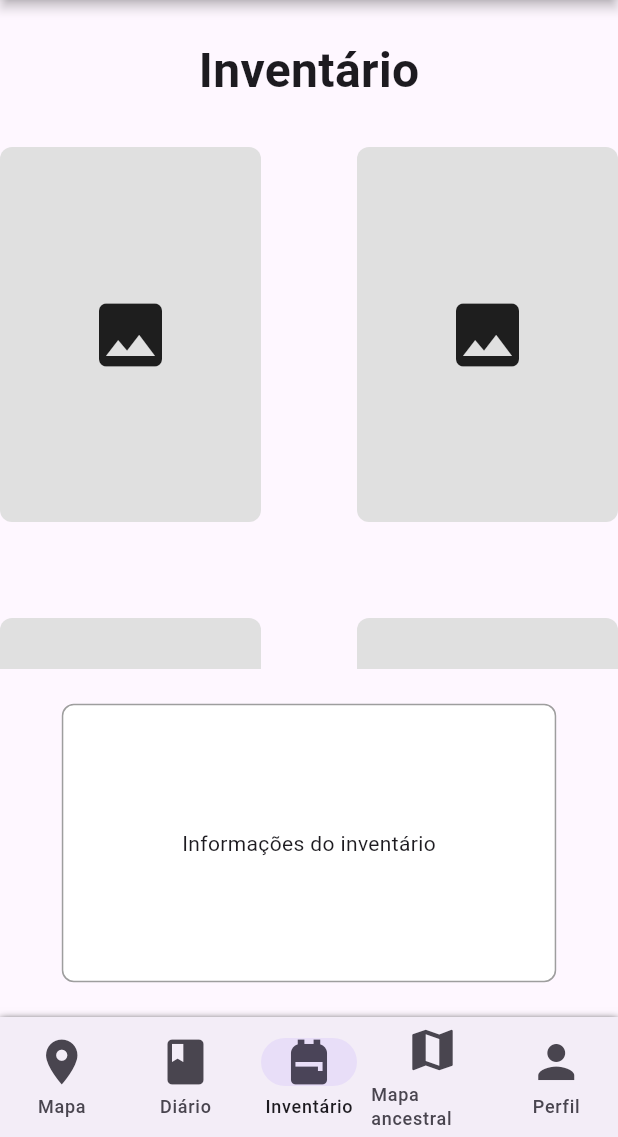
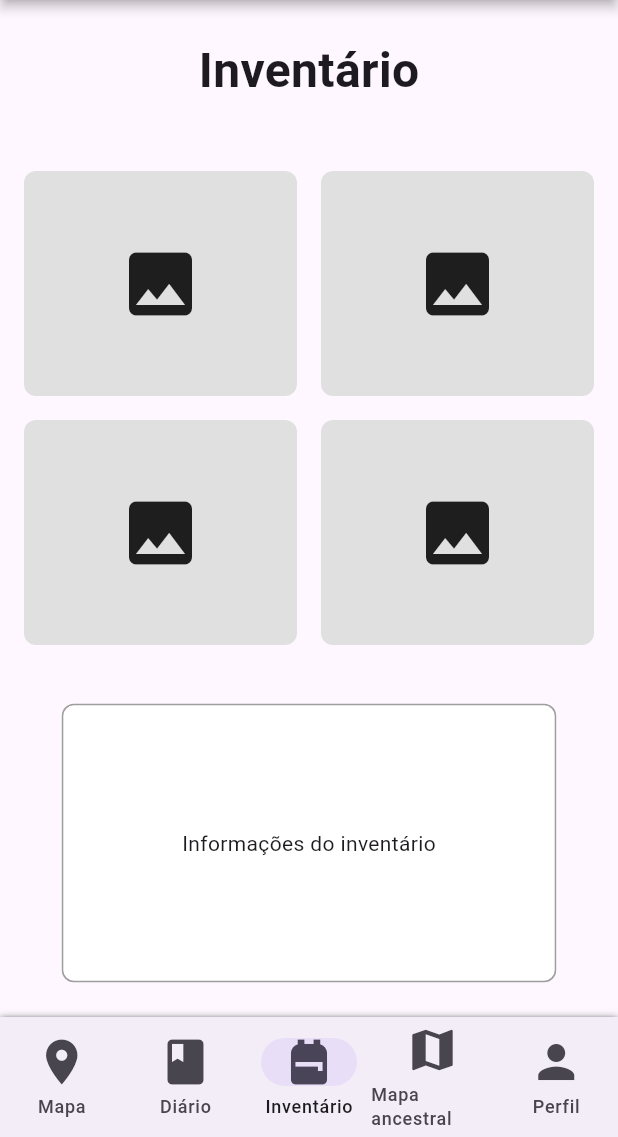
Before and after one commit to TinhoFZ/PI, a Flutter app: the screen it shows after launch, item 3 of the bottom bar chosen, on a phone screen of 412 x 824 dp, the part 99-1236 px from its top. Run offline on Flutter 3.47's test engine with Material 3 defaults, Android fonts, the phone set to English and light mode, and no system bars.

Commit message:
Grid do inventário melhorada
Agora a grid do inventário funciona em telas mobile de maneira melhor, seu tamanho escalando a partir do tamanho da tela.

```diff
--- a/lib/views/inventario.dart
+++ b/lib/views/inventario.dart
@@ -1,3 +1,5 @@
+import 'dart:math' as math;
+
 import 'package:flutter/material.dart';
 import '../views/inventario_tesouro.dart';
 
@@ -18,8 +20,6 @@ class _InventarioState extends State<Inventario> {
 
   @override
   Widget build(BuildContext context) {
-    final tamanhoTela = MediaQuery.sizeOf(context);
-    final pixelRatio = MediaQuery.devicePixelRatioOf(context);
 
     return Column(
       children: [
@@ -35,18 +35,28 @@ class _InventarioState extends State<Inventario> {
         ),
         Expanded(
           flex: 6,
-          child: Center(
-            child: SizedBox(
-              width: 564,
-              height: 564,
-              child: GridView.builder(
-                padding: const EdgeInsets.only(top: 0),
+          child: LayoutBuilder(
+            builder: (context, constraints) {
+
+              const padding = 16.0;
+              const spacing = 16.0;
+
+              final widthDisponivel = constraints.maxWidth - padding * 2;
+              final heightDisponivel = constraints.maxHeight - padding * 2;
+
+              final tamanhoBloco = math.min(
+                (widthDisponivel - spacing) / 2,
+                (heightDisponivel - spacing) / 2,
+              );
+
+              return GridView.builder(
+                padding: const EdgeInsets.all(padding),
                 physics: const NeverScrollableScrollPhysics(),
-                gridDelegate: const SliverGridDelegateWithFixedCrossAxisCount(
+                gridDelegate: SliverGridDelegateWithFixedCrossAxisCount(
                   crossAxisCount: 2,
-                  mainAxisSpacing: 64.0,
-                  crossAxisSpacing: 64.0,
-                  mainAxisExtent: 250.0,
+                  mainAxisSpacing: spacing,
+                  crossAxisSpacing: spacing,
+                  mainAxisExtent: tamanhoBloco,
                 ),
                 itemCount: 4,
                 itemBuilder: (context, index) {
@@ -70,8 +80,8 @@ class _InventarioState extends State<Inventario> {
                     ),
                   );
                 },
-              ),
-            ),
+              );
+            },
           ),
         ),
         Expanded(
```
